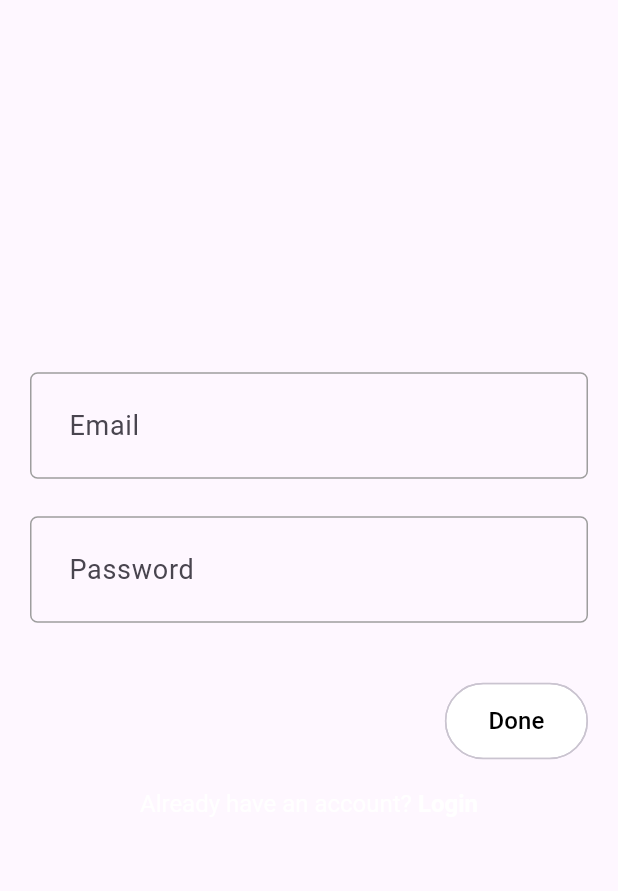
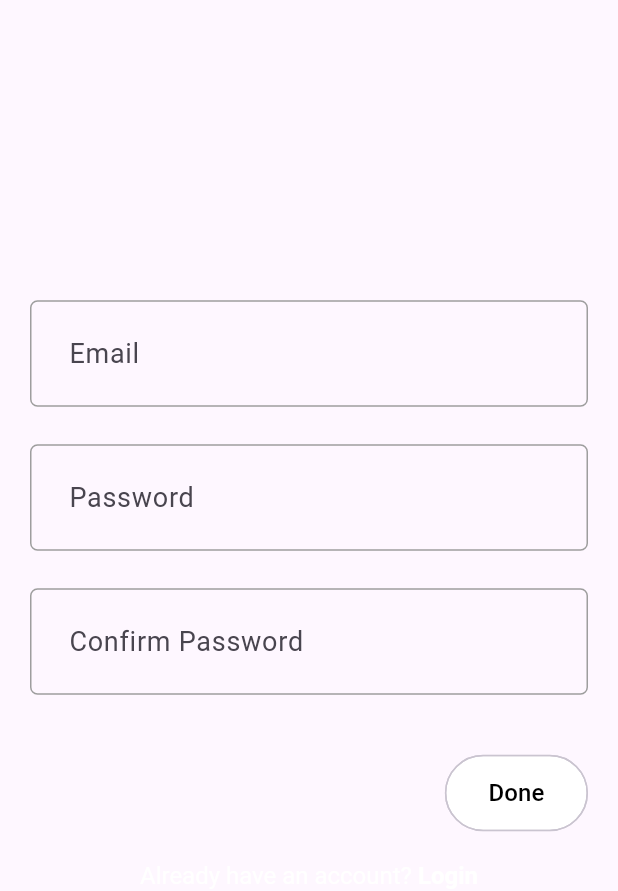
Before and after one commit to ahmedsilinii/breathing_analysis_app, a Flutter app: the SignupView screen opened directly, on a phone screen of 412 x 824 dp, the part 65-956 px from its top. Run offline on Flutter 3.47's test engine with Material 3 defaults, Android fonts, the light colour scheme and no system bars; our stand-ins replace appwrite, file_picker, flutter_dotenv, flutter_riverpod, flutter_svg, font_awesome_flutter and 2 more; missing offline and left inert: record; statements that could not run were skipped.

Commit message:
minor UI updates

```diff
--- a/lib/features/auth/view/login_view.dart
+++ b/lib/features/auth/view/login_view.dart
@@ -57,11 +57,13 @@ class _LoginViewState extends ConsumerState<LoginView> {
                   child: Column(
                     children: [
                       AuthField(
+                        obscureText: 'false',
                         controller: emailController,
                         hintText: 'Email ',
                       ),
                       const SizedBox(height: 25),
                       AuthField(
+                        obscureText: 'true',
                         controller: passwordController,
                         hintText: 'Password',
                       ),
--- a/lib/features/auth/view/signup_view.dart
+++ b/lib/features/auth/view/signup_view.dart
@@ -23,12 +23,14 @@ class _SignupViewState extends ConsumerState<SignupView> {
   final appbar = UIConstants.appBar();
   final emailController = TextEditingController();
   final passwordController = TextEditingController();
+  final confirmPasswordController = TextEditingController();
 
   @override
   void dispose() {
     super.dispose();
     emailController.dispose();
     passwordController.dispose();
+    confirmPasswordController.dispose();
   }
 
   void onSignUp() {
@@ -55,13 +57,21 @@ class _SignupViewState extends ConsumerState<SignupView> {
                   child: Column(
                     children: [
                       AuthField(
+                        obscureText: 'false',
                         controller: emailController,
                         hintText: 'Email ',
                       ),
                       const SizedBox(height: 25),
                       AuthField(
+                        obscureText: 'true',
                         controller: passwordController,
                         hintText: 'Password',
+                      ),
+                      const SizedBox(height: 25),
+                      AuthField(
+                        obscureText: 'true',
+                        controller: confirmPasswordController,
+                        hintText: 'Confirm Password',
                       ),
                       const SizedBox(height: 40),
                       Align(
--- a/lib/features/auth/widgets/auth_field.dart
+++ b/lib/features/auth/widgets/auth_field.dart
@@ -2,17 +2,20 @@ import 'package:breathing_analysis_app/theme/palette.dart';
 import 'package:flutter/material.dart';
 
 class AuthField extends StatelessWidget {
+  final String obscureText;
   final TextEditingController controller;
   final String hintText;
   const AuthField({
     super.key,
     required this.controller,
     required this.hintText,
+    required this.obscureText ,
   });
 
   @override
   Widget build(BuildContext context) {
     return TextFormField(
+      obscureText: obscureText == 'true',
       controller: controller,
       decoration: InputDecoration(
         focusedBorder: OutlineInputBorder(
--- a/lib/features/diagnosis/widgets/diagnoses_list.dart
+++ b/lib/features/diagnosis/widgets/diagnoses_list.dart
@@ -55,7 +55,6 @@ class DiagnosesList extends ConsumerWidget {
         ),
         Expanded(
           child: ListView.builder(
-          reverse: true,
           itemCount: diagnoses.length,
           itemBuilder: (context, index) {
             final diagnosis = diagnoses[index];
--- a/lib/main.dart
+++ b/lib/main.dart
@@ -1,7 +1,7 @@
 import 'package:breathing_analysis_app/apis/auth_api.dart';
 import 'package:breathing_analysis_app/common/error_page.dart';
 import 'package:breathing_analysis_app/common/loading_page.dart';
-import 'package:breathing_analysis_app/features/auth/view/signup_view.dart';
+import 'package:breathing_analysis_app/features/auth/view/login_view.dart';
 import 'package:breathing_analysis_app/features/home/view/home_view.dart';
 import 'package:breathing_analysis_app/theme/theme.dart';
 import 'package:flutter/material.dart';
@@ -29,7 +29,7 @@ class MyApp extends ConsumerWidget {
               if (user != null) {
                 return const HomeView();
               }
-              return const SignupView();
+              return const LoginView();
             },
             error:
                 (errorMessage, st) =>
```
